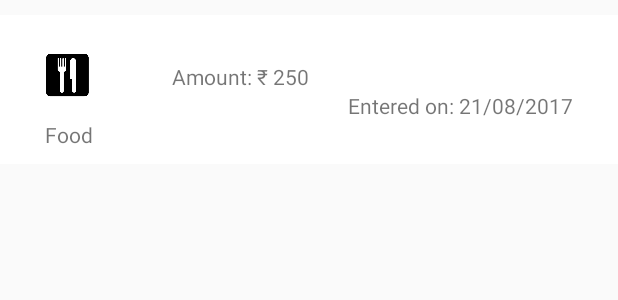
After one commit to danielabhishekamm/BillScanner, an Android app: the layout monthly_list_item.xml on its own in the app's theme, with its tools: preview values and no code run, on a phone screen of 412 x 824 dp. The commit adds this screen. Shown: the top 300 px of the screen. Run offline under Robolectric (Android 15) with nearby library versions, the phone set to English and light mode, and no system bars.

Commit message:
update
spends list
pie chart, line chart complete
notification complete

```diff
--- a/app/build.gradle
+++ b/app/build.gradle
@@ -2,7 +2,7 @@ apply plugin: 'com.android.application'
 
 android {
     compileSdkVersion 26
-    buildToolsVersion "26.0.1"
+    buildToolsVersion "26.0.2"
     defaultConfig {
         applicationId "com.example.chhaya_pc.billscanner"
         minSdkVersion 21
@@ -30,6 +30,7 @@ dependencies {
     implementation 'com.android.support.constraint:constraint-layout:1.0.2'
     implementation 'com.github.PhilJay:MPAndroidChart:v2.2.4'
     compile 'com.google.android.gms:play-services-vision:9.8.0'
+    implementation 'com.android.support:recyclerview-v7:26.0.0-beta1'
 
 
 
@@ -37,4 +38,5 @@ dependencies {
     androidTestImplementation 'com.android.support.test:runner:0.5'
     androidTestImplementation 'com.android.support.test.espresso:espresso-core:2.2.2'
 
+
 }
--- a/app/src/main/res/layout/activity_main.xml
+++ b/app/src/main/res/layout/activity_main.xml
@@ -220,7 +220,7 @@
           android:layout_below="@id/last_bill"
           android:layout_centerHorizontal="true"
           android:layout_marginTop="15dp"
-          android:text="\u20B9 0"
+          android:text="₹ 0"
           android:textColor="#37be40"
           android:textSize="30dp" />
       <TextView
--- /dev/null
+++ b/app/src/main/res/layout/monthly_list_item.xml
@@ -0,0 +1,43 @@
+<?xml version="1.0" encoding="utf-8"?>
+<RelativeLayout xmlns:android="http://schemas.android.com/apk/res/android"
+    android:layout_width="match_parent"
+    android:layout_height="wrap_content"
+    android:layout_marginTop="10dp"
+    android:padding="10dp"
+    android:background="#fff">
+    <RelativeLayout
+        android:layout_width="wrap_content"
+        android:layout_height="wrap_content"
+        android:layout_marginStart="20dp">
+
+    <ImageView
+        android:layout_width="30dp"
+        android:layout_height="60dp"
+        android:src="@drawable/food"
+        android:id="@+id/category_label"/>
+    <TextView
+        android:layout_width="wrap_content"
+        android:layout_height="wrap_content"
+        android:id="@+id/cat_name"
+        android:text="Food"
+        android:layout_below="@id/category_label"/>
+
+    <TextView
+        android:id="@+id/entered_amount"
+        android:layout_width="wrap_content"
+        android:layout_height="wrap_content"
+        android:layout_above="@+id/entered_date"
+        android:layout_marginEnd="26dp"
+        android:layout_toStartOf="@+id/entered_date"
+        android:text="Amount: ₹ 250" />
+
+    <TextView
+        android:id="@+id/entered_date"
+        android:layout_width="wrap_content"
+        android:layout_height="wrap_content"
+        android:layout_above="@+id/cat_name"
+        android:layout_alignParentEnd="true"
+        android:layout_marginEnd="20dp"
+        android:text="Entered on: 21/08/2017" />
+    </RelativeLayout>
+</RelativeLayout>
```
Also changed, not shown: app/src/main/AndroidManifest.xml (+16 -10 lines), app/src/main/java/com/example/chhaya_pc/billscanner/MainActivity.java (+68 -4 lines), app/src/main/java/com/example/chhaya_pc/billscanner/MonthlyDetailsActivity.java (added, +80 -0 lines), app/src/main/java/com/example/chhaya_pc/billscanner/MonthlyDetailsAdapter.java (added, +69 -0 lines), app/src/main/java/com/example/chhaya_pc/billscanner/SpendDetailsActivity.java (+30 -1 lines), app/src/main/res/layout/activity_monthly_details.xml (added, +15 -0 lines), app/src/main/res/drawable/entertainment.jpg (added), app/src/main/res/drawable/food.png (added), app/src/main/res/drawable/medicine.jpg (added), app/src/main/res/drawable/miscellaneous.png (added), app/src/main/res/drawable/shopping.png (added), app/src/main/res/drawable/travel.jpg (added).
